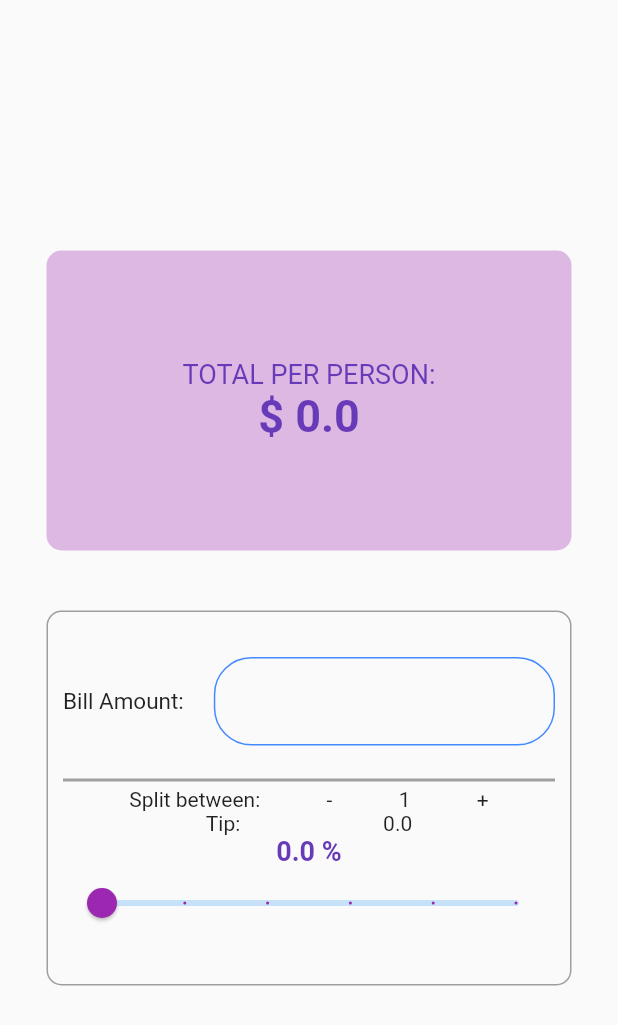
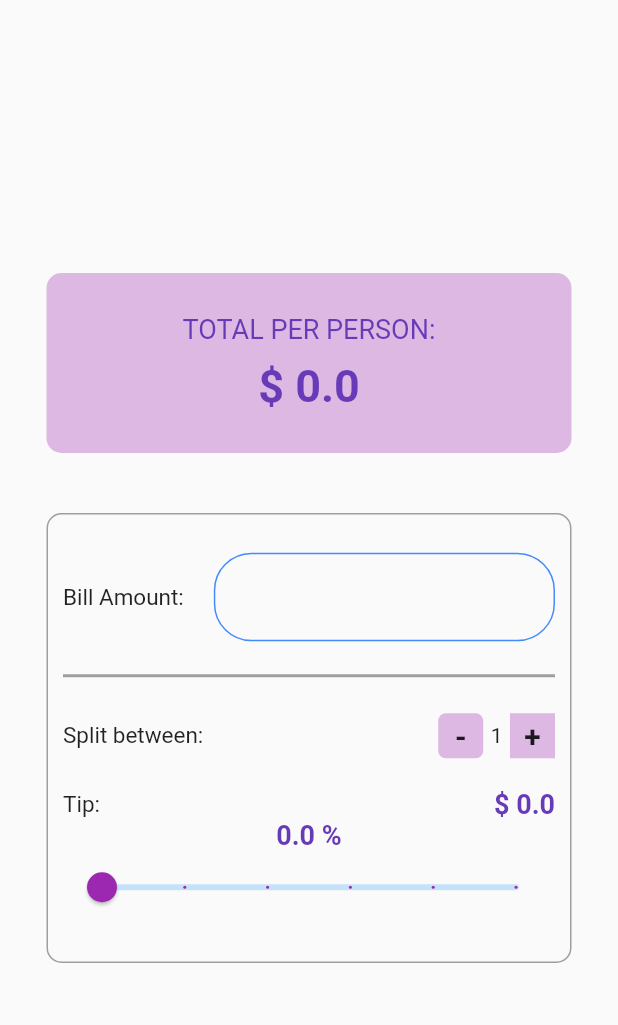
Before and after one commit to aayush-kumar-2310/tip_calculator, a Flutter app: the screen it shows after launch, on a phone screen of 412 x 824 dp. Shown: the top 1025 px of the screen. Run offline on Flutter 3.47's test engine with Material 2 defaults, Android fonts, the phone set to English and light mode, and no system bars.

Commit message:
Visual changes made

```diff
--- a/lib/second_container.dart
+++ b/lib/second_container.dart
@@ -61,7 +61,7 @@ class _SliderBoxState extends State<SliderBox> {
               Container(
                 alignment: Alignment.center,
                 width: 350,
-                height: 200,
+                height: 120,
                 decoration: const BoxDecoration(
                   color: Color.fromARGB(80, 155, 39, 176),
                   borderRadius: BorderRadius.all(
@@ -78,6 +78,7 @@ class _SliderBoxState extends State<SliderBox> {
                         fontSize: 18,
                       ),
                     ),
+                    Padding(padding: EdgeInsets.only(bottom: 10)),
                     Text(
                       "\$ $_totalToBePaid",
                       style: const TextStyle(
@@ -95,7 +96,7 @@ class _SliderBoxState extends State<SliderBox> {
                 ),
                 padding: EdgeInsets.all(10),
                 width: 350,
-                height: 250,
+                height: 300,
                 decoration: BoxDecoration(
                   border: Border.all(color: Colors.grey),
                   borderRadius: BorderRadius.circular(10),
@@ -147,30 +148,77 @@ class _SliderBoxState extends State<SliderBox> {
                       endIndent: 0,
                       thickness: 2,
                     ),
+                    Padding(padding: EdgeInsets.only(bottom: 20)),
                     Row(
-                      mainAxisAlignment: MainAxisAlignment.spaceEvenly,
+                      mainAxisAlignment: MainAxisAlignment.spaceBetween,
                       children: [
-                        const Text("Split between:"),
+                        const Text(
+                          "Split between:",
+                          style: TextStyle(
+                            fontSize: 15,
+                          ),
+                        ),
+                        Row(
+                          mainAxisAlignment: MainAxisAlignment.center,
+                          children: [
                             Container(
+                              alignment: Alignment.center,
+                              width: 30,
+                              height: 30,
+                              decoration: const BoxDecoration(
+                                color: Color.fromARGB(80, 155, 39, 176),
+                                borderRadius: BorderRadius.all(
+                                  Radius.circular(5),
+                                ),
+                              ),
+                              margin: const EdgeInsets.only(right: 5),
                               child: InkWell(
+                                child: Text(
+                                  "-",
+                                  style: TextStyle(
+                                      fontWeight: FontWeight.bold,
+                                      fontSize: 20),
+                                ),
                                 onTap: _decrementPeople,
-                            child: const Text("-"),
                               ),
                             ),
                             Text("$_totalPeople"),
                             Container(
+                              alignment: Alignment.center,
+                              width: 30,
+                              height: 30,
+                              margin: EdgeInsets.only(left: 5),
+                              color: Color.fromARGB(80, 155, 39, 176),
                               child: InkWell(
+                                child: Text("+",
+                                    style: TextStyle(
+                                        fontWeight: FontWeight.bold,
+                                        fontSize: 20)),
                                 onTap: _incrementPeople,
-                            child: const Text("+"),
                               ),
                             ),
                           ],
                         ),
+                      ],
+                    ),
+                    Padding(padding: EdgeInsets.only(top: 20)),
                     Row(
-                      mainAxisAlignment: MainAxisAlignment.spaceEvenly,
+                      mainAxisAlignment: MainAxisAlignment.spaceBetween,
                       children: [
-                        const Text("Tip:"),
-                        Text("$_tip"),
+                        const Text(
+                          "Tip:",
+                          style: TextStyle(
+                            fontSize: 15,
+                          ),
+                        ),
+                        Text(
+                          "\$ $_tip",
+                          style: TextStyle(
+                            color: Colors.deepPurple,
+                            fontSize: 18,
+                            fontWeight: FontWeight.bold,
+                          ),
+                        ),
                       ],
                     ),
                     Text(
```
Lines whose indentation alone changed are shown as unchanged.
